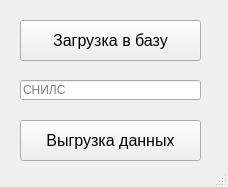
The window that xml to sqlite/design.ui (drkswg/pfr_backflow_util) describes before a commit, drawn with Qt 5.
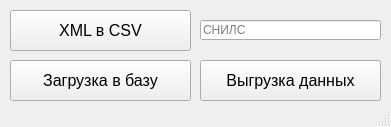
The same window after the commit.

Diff of the .ui file:
```diff
--- a/xml to sqlite/design.ui
+++ b/xml to sqlite/design.ui
@@ -6,8 +6,8 @@
    <rect>
     <x>0</x>
     <y>0</y>
-    <width>228</width>
-    <height>187</height>
+    <width>391</width>
+    <height>127</height>
    </rect>
   </property>
   <property name="windowTitle">
@@ -17,8 +17,8 @@
    <widget class="QPushButton" name="pushButton">
     <property name="geometry">
      <rect>
-      <x>20</x>
-      <y>20</y>
+      <x>10</x>
+      <y>60</y>
       <width>181</width>
       <height>41</height>
      </rect>
@@ -35,8 +35,8 @@
    <widget class="QLineEdit" name="lineEdit">
     <property name="geometry">
      <rect>
-      <x>20</x>
-      <y>80</y>
+      <x>200</x>
+      <y>20</y>
       <width>181</width>
       <height>20</height>
      </rect>
@@ -48,8 +48,8 @@
    <widget class="QPushButton" name="pushButton_2">
     <property name="geometry">
      <rect>
-      <x>20</x>
-      <y>120</y>
+      <x>200</x>
+      <y>60</y>
       <width>181</width>
       <height>41</height>
      </rect>
@@ -63,6 +63,24 @@
      <string>Выгрузка данных</string>
     </property>
    </widget>
+   <widget class="QPushButton" name="pushButton_3">
+    <property name="geometry">
+     <rect>
+      <x>10</x>
+      <y>10</y>
+      <width>181</width>
+      <height>41</height>
+     </rect>
+    </property>
+    <property name="font">
+     <font>
+      <pointsize>12</pointsize>
+     </font>
+    </property>
+    <property name="text">
+     <string>XML в CSV</string>
+    </property>
+   </widget>
   </widget>
   <widget class="QStatusBar" name="statusbar"/>
  </widget>
```
Left out of the diff: 2 changed lines with no effect on the pictures.
